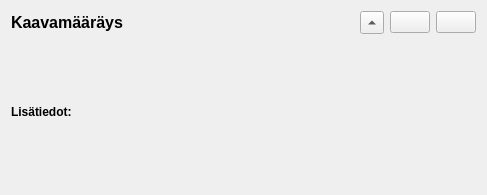
This is arho_feature_template/gui/components/plan_regulation_widget.ui in GispoCoding/arho-feature-template as Qt 5 draws it before an edit. The edited form follows.
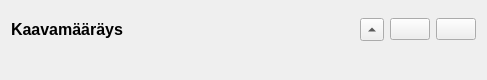
This is the edited form.

Commit message: show additional information widget directly under regulation widget, refactor additional information widget code

```diff
--- a/arho_feature_template/gui/components/plan_regulation_widget.ui
+++ b/arho_feature_template/gui/components/plan_regulation_widget.ui
@@ -7,7 +7,7 @@
     <x>0</x>
     <y>0</y>
     <width>487</width>
-    <height>195</height>
+    <height>80</height>
    </rect>
   </property>
   <property name="sizePolicy">
@@ -100,58 +100,27 @@
     </layout>
    </item>
    <item>
-    <layout class="QFormLayout" name="form_layout"/>
-   </item>
-   <item>
-    <widget class="QFrame" name="additional_information_frame">
-     <property name="frameShape">
-      <enum>QFrame::NoFrame</enum>
-     </property>
-     <property name="frameShadow">
-      <enum>QFrame::Raised</enum>
-     </property>
-     <layout class="QVBoxLayout" name="frame_layout">
-      <property name="spacing">
-       <number>6</number>
-      </property>
-      <property name="leftMargin">
-       <number>0</number>
-      </property>
-      <property name="topMargin">
-       <number>0</number>
-      </property>
-      <property name="rightMargin">
-       <number>0</number>
-      </property>
-      <property name="bottomMargin">
-       <number>0</number>
-      </property>
-      <item>
-       <widget class="QLabel" name="additional_information_label">
-        <property name="font">
-         <font>
-          <pointsize>9</pointsize>
-          <weight>75</weight>
-          <bold>true</bold>
-         </font>
-        </property>
-        <property name="text">
-         <string>Lisätiedot:</string>
-        </property>
-       </widget>
-      </item>
-      <item>
-       <layout class="QVBoxLayout" name="additional_information_layout">
-        <property name="spacing">
-         <number>6</number>
-        </property>
-        <property name="leftMargin">
-         <number>9</number>
-        </property>
-       </layout>
-      </item>
-     </layout>
-    </widget>
+    <layout class="QHBoxLayout" name="horizontalLayout">
+     <item>
+      <spacer name="horizontalSpacer_2">
+       <property name="orientation">
+        <enum>Qt::Horizontal</enum>
+       </property>
+       <property name="sizeType">
+        <enum>QSizePolicy::Fixed</enum>
+       </property>
+       <property name="sizeHint" stdset="0">
+        <size>
+         <width>15</width>
+         <height>20</height>
+        </size>
+       </property>
+      </spacer>
+     </item>
+     <item>
+      <layout class="QFormLayout" name="form_layout"/>
+     </item>
+    </layout>
    </item>
   </layout>
  </widget>
```
Left out of the diff: 2 changed lines with no effect on the pictures. The commit also changes 3 other files.
